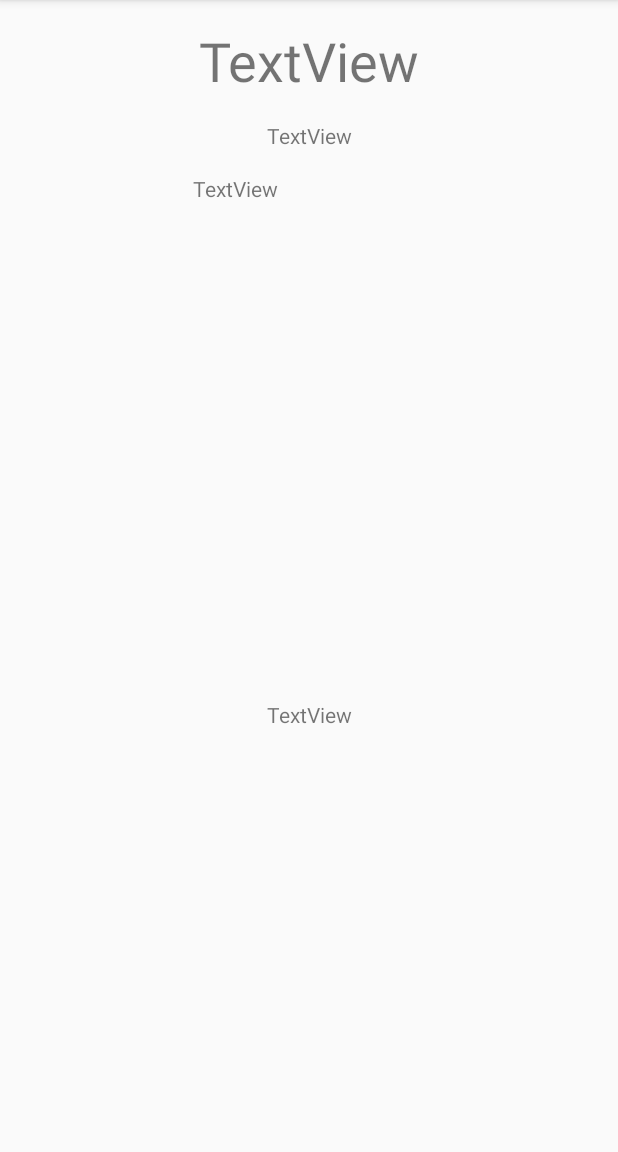
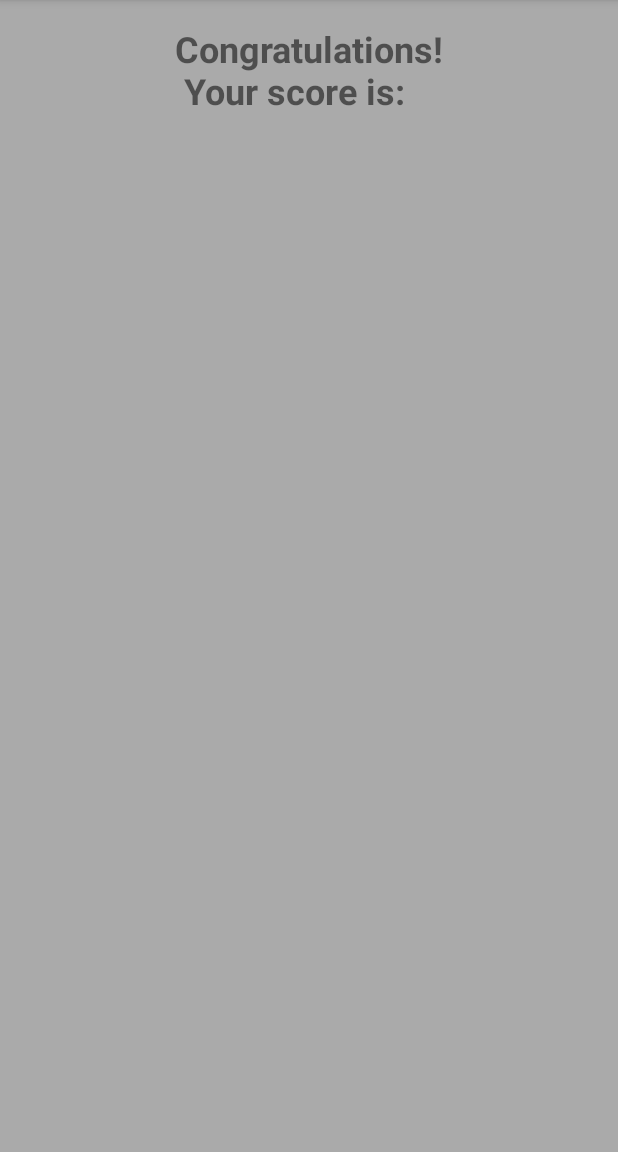
Before and after one commit to maXXCZ1/GTA, an Android app: the GameOverFragment screen opened through its navigation route, on a phone screen of 412 x 824 dp, the part 84-1236 px from its top. Run offline under Robolectric (Android 15) with nearby library versions, the phone set to English and light mode, and no system bars; our stand-ins replace data binding.

```diff
--- a/app/src/main/res/layout/fragment_game_over.xml
+++ b/app/src/main/res/layout/fragment_game_over.xml
@@ -7,54 +7,20 @@
     <androidx.constraintlayout.widget.ConstraintLayout
         android:layout_width="match_parent"
         android:layout_height="match_parent"
-        tools:context=".game.GameOverFragment">
+        android:background="@android:color/darker_gray" >
 
         <TextView
-            android:id="@+id/textView"
-            android:layout_width="wrap_content"
-            android:layout_height="wrap_content"
-            android:layout_marginTop="16dp"
-            android:text="TextView"
-            android:textSize="36sp"
-            app:layout_constraintEnd_toEndOf="parent"
-            app:layout_constraintStart_toStartOf="parent"
-            app:layout_constraintTop_toTopOf="parent" />
-
-        <TextView
-            android:id="@+id/textView2"
+            android:id="@+id/textView1"
             android:layout_width="wrap_content"
             android:layout_height="wrap_content"
             android:layout_marginStart="16dp"
             android:layout_marginTop="16dp"
             android:layout_marginEnd="16dp"
-            android:text="TextView"
+            android:text="@string/text_congrats"
+            android:textSize="24sp"
+            android:textStyle="bold"
             app:layout_constraintEnd_toEndOf="parent"
             app:layout_constraintStart_toStartOf="parent"
-            app:layout_constraintTop_toBottomOf="@+id/textView" />
-
-        <TextView
-            android:id="@+id/textView3"
-            android:layout_width="155dp"
-            android:layout_height="52dp"
-            android:layout_marginStart="16dp"
-            android:layout_marginTop="16dp"
-            android:layout_marginEnd="16dp"
-            android:text="TextView"
-            app:layout_constraintEnd_toEndOf="parent"
-            app:layout_constraintStart_toStartOf="parent"
-            app:layout_constraintTop_toBottomOf="@+id/textView2" />
-
-        <TextView
-            android:id="@+id/textView4"
-            android:layout_width="wrap_content"
-            android:layout_height="wrap_content"
-            android:layout_marginStart="16dp"
-            android:layout_marginTop="16dp"
-            android:layout_marginEnd="16dp"
-            android:text="TextView"
-            app:layout_constraintBottom_toBottomOf="parent"
-            app:layout_constraintEnd_toEndOf="parent"
-            app:layout_constraintStart_toStartOf="parent"
-            app:layout_constraintTop_toBottomOf="@+id/textView3" />
+            app:layout_constraintTop_toTopOf="parent" />
     </androidx.constraintlayout.widget.ConstraintLayout>
 </layout>
--- a/app/src/main/res/values/strings.xml
+++ b/app/src/main/res/values/strings.xml
@@ -6,4 +6,5 @@
     <string name="picture_4_contentdesc">Picture of fourth animal</string>
     <string name="sound_button">Play sound</string>
     <string name="load_button">Load next animals</string>
+    <string name="text_congrats">Congratulations!\n Your score is:</string>
 </resources>
```
Also changed, not shown: app/src/main/java/opkp/solutions/guesstheanimal/game/GameFragment.kt (+18 -6 lines), app/src/main/java/opkp/solutions/guesstheanimal/game/GameViewModel.kt (+21 -17 lines).
